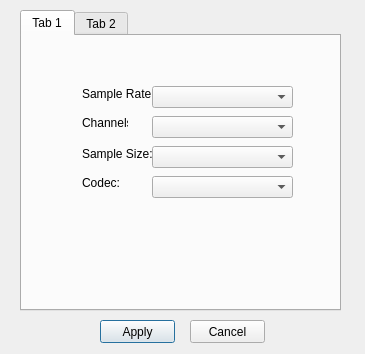
Ernyoke/Allamvizsga, file Speaker/settings.ui: the form before one commit.
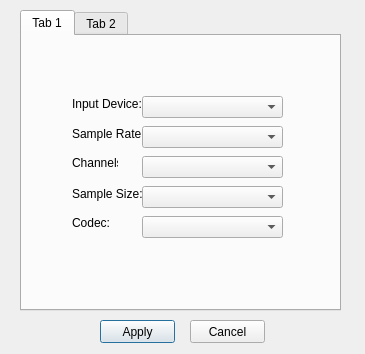
The form after the commit.

What changed in the file:
```diff
--- a/Speaker/settings.ui
+++ b/Speaker/settings.ui
@@ -32,8 +32,8 @@
     <widget class="QLabel" name="label">
      <property name="geometry">
       <rect>
-       <x>60</x>
-       <y>50</y>
+       <x>50</x>
+       <y>90</y>
        <width>71</width>
        <height>16</height>
       </rect>
@@ -45,8 +45,8 @@
     <widget class="QLabel" name="label_2">
      <property name="geometry">
       <rect>
-       <x>60</x>
-       <y>80</y>
+       <x>50</x>
+       <y>120</y>
        <width>46</width>
        <height>13</height>
       </rect>
@@ -58,8 +58,8 @@
     <widget class="QLabel" name="label_3">
      <property name="geometry">
       <rect>
-       <x>60</x>
-       <y>110</y>
+       <x>50</x>
+       <y>150</y>
        <width>71</width>
        <height>16</height>
       </rect>
@@ -71,8 +71,8 @@
     <widget class="QLabel" name="label_4">
      <property name="geometry">
       <rect>
-       <x>60</x>
-       <y>140</y>
+       <x>50</x>
+       <y>180</y>
        <width>46</width>
        <height>13</height>
       </rect>
@@ -84,8 +84,8 @@
     <widget class="QComboBox" name="sampleRateBox">
      <property name="geometry">
       <rect>
-       <x>130</x>
-       <y>50</y>
+       <x>120</x>
+       <y>90</y>
        <width>141</width>
        <height>22</height>
       </rect>
@@ -94,8 +94,8 @@
     <widget class="QComboBox" name="channelBox">
      <property name="geometry">
       <rect>
-       <x>130</x>
-       <y>80</y>
+       <x>120</x>
+       <y>120</y>
        <width>141</width>
        <height>22</height>
       </rect>
@@ -104,8 +104,8 @@
     <widget class="QComboBox" name="sampleSizeBox">
      <property name="geometry">
       <rect>
-       <x>130</x>
-       <y>110</y>
+       <x>120</x>
+       <y>150</y>
        <width>141</width>
        <height>22</height>
       </rect>
@@ -114,13 +114,36 @@
     <widget class="QComboBox" name="codecBox_2">
      <property name="geometry">
       <rect>
-       <x>130</x>
-       <y>140</y>
+       <x>120</x>
+       <y>180</y>
        <width>141</width>
        <height>22</height>
       </rect>
      </property>
     </widget>
+    <widget class="QComboBox" name="deviceBox">
+     <property name="geometry">
+      <rect>
+       <x>120</x>
+       <y>60</y>
+       <width>141</width>
+       <height>22</height>
+      </rect>
+     </property>
+    </widget>
+    <widget class="QLabel" name="label_5">
+     <property name="geometry">
+      <rect>
+       <x>50</x>
+       <y>60</y>
+       <width>71</width>
+       <height>16</height>
+      </rect>
+     </property>
+     <property name="text">
+      <string>Input Device:</string>
+     </property>
+    </widget>
    </widget>
    <widget class="QWidget" name="tab_2">
     <attribute name="title">
```
